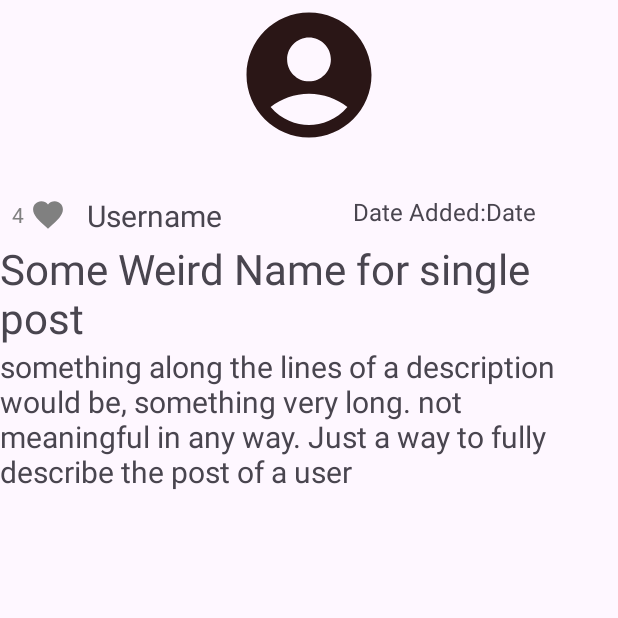
After one commit to Martie1/SpringBoot-AndroidProject, an Android app: the SinglePostActivity screen opened directly, with no data from a screen before it, on a phone screen of 412 x 824 dp, the top half of it. The commit adds this screen. Run offline under Robolectric (Android 15) with nearby library versions, the phone set to English and light mode, and no system bars.

Commit message:
singlepostactivity working, fixed issues with not getting all info from backend.
added activity and layout for single post

```diff
--- a/frontend/app/src/main/AndroidManifest.xml
+++ b/frontend/app/src/main/AndroidManifest.xml
@@ -1,18 +1,23 @@
 <?xml version="1.0" encoding="utf-8"?>
 <manifest xmlns:android="http://schemas.android.com/apk/res/android"
     xmlns:tools="http://schemas.android.com/tools">
+
     <uses-permission android:name="android.permission.INTERNET" />
+
     <application
-        android:networkSecurityConfig="@xml/network_security_config"
         android:allowBackup="true"
         android:dataExtractionRules="@xml/data_extraction_rules"
         android:fullBackupContent="@xml/backup_rules"
         android:icon="@mipmap/ic_launcher"
         android:label="@string/app_name"
+        android:networkSecurityConfig="@xml/network_security_config"
         android:roundIcon="@mipmap/ic_launcher_round"
         android:supportsRtl="true"
         android:theme="@style/Theme.Pwo"
         tools:targetApi="31">
+        <activity
+            android:name=".activities.SinglePostActivity"
+            android:exported="false" />
         <activity
             android:name=".activities.AddPostActivity"
             android:exported="false" />
@@ -37,9 +42,6 @@
                 <category android:name="android.intent.category.LAUNCHER" />
             </intent-filter>
         </activity>
-
     </application>
 
-
-
 </manifest>
--- a/frontend/app/src/main/java/com/example/pwo/activities/PostActivity.java
+++ b/frontend/app/src/main/java/com/example/pwo/activities/PostActivity.java
@@ -11,6 +11,7 @@ import androidx.appcompat.app.AppCompatActivity;
 import androidx.core.graphics.Insets;
 import androidx.core.view.ViewCompat;
 import androidx.core.view.WindowInsetsCompat;
+import androidx.recyclerview.widget.DividerItemDecoration;
 import androidx.recyclerview.widget.LinearLayoutManager;
 import androidx.recyclerview.widget.RecyclerView;
 
@@ -48,7 +49,6 @@ public class PostActivity extends AppCompatActivity implements PostAdapter.OnIte
         Intent intent = getIntent();
         if(intent.hasExtra("roomId")) {
             int roomId = intent.getIntExtra("roomId", 1);
-            recyclerView = findViewById(R.id.recyclerView);
             fetchPosts(roomId);
         }
         else {
@@ -65,9 +65,10 @@ public class PostActivity extends AppCompatActivity implements PostAdapter.OnIte
 
     @Override
     public void onItemClick(Post post) {
-        /*Intent intent = new Intent(PostActivity.this, SinglePostActivity.class);
+        Intent intent = new Intent(PostActivity.this, SinglePostActivity.class);
         intent.putExtra("postId", post.getId());
-        startActivity(intent);*/
+        intent.putExtra("roomId", roomId);
+        startActivity(intent);
     }
 
     @Override
@@ -88,10 +89,13 @@ public class PostActivity extends AppCompatActivity implements PostAdapter.OnIte
             public void onResponse(Call<List<Post>> call, Response<List<Post>> response) {
                 if(response.isSuccessful() && response.body() != null) {
                     posts = response.body();
+                    recyclerView = findViewById(R.id.recyclerView);
 
                     adapter = new PostAdapter(posts, PostActivity.this);
                     recyclerView.setAdapter(adapter);
                     recyclerView.setLayoutManager(new LinearLayoutManager(PostActivity.this));
+                    DividerItemDecoration dividerItemDecoration = new DividerItemDecoration(recyclerView.getContext(), DividerItemDecoration.VERTICAL);
+                    recyclerView.addItemDecoration(dividerItemDecoration);
                     PostAdapter.setOnItemClickListener(PostActivity.this);
                 }else{
                     Log.e("PostActivity", "onResponse: " + response.errorBody());
--- a/frontend/app/src/main/java/com/example/pwo/activities/RoomActivity.java
+++ b/frontend/app/src/main/java/com/example/pwo/activities/RoomActivity.java
@@ -62,8 +62,8 @@ public class RoomActivity extends AppCompatActivity implements RoomAdapter.OnIte
                     rooms = response.body();
                     recyclerView = findViewById(R.id.room_recyclerview);
                     adapter = new RoomAdapter(rooms, RoomActivity.this);
+                    recyclerView.setAdapter(adapter);
                     recyclerView.setLayoutManager(new LinearLayoutManager(RoomActivity.this));
-                    recyclerView.setAdapter(adapter);
 
                     DividerItemDecoration dividerItemDecoration = new DividerItemDecoration(recyclerView.getContext(), DividerItemDecoration.VERTICAL);
                     recyclerView.addItemDecoration(dividerItemDecoration);
--- /dev/null
+++ b/frontend/app/src/main/java/com/example/pwo/activities/SinglePostActivity.java
@@ -0,0 +1,95 @@
+package com.example.pwo.activities;
+
+import android.content.Intent;
+import android.os.Bundle;
+import android.util.Log;
+import android.widget.CompoundButton;
+import android.widget.ImageView;
+import android.widget.TextView;
+
+import androidx.activity.EdgeToEdge;
+import androidx.appcompat.app.AppCompatActivity;
+import androidx.core.graphics.Insets;
+import androidx.core.view.ViewCompat;
+import androidx.core.view.WindowInsetsCompat;
+
+import com.example.pwo.R;
+import com.example.pwo.classes.Post;
+import com.example.pwo.network.ApiClient;
+
+import retrofit2.Call;
+import retrofit2.Callback;
+import retrofit2.Response;
+
+public class SinglePostActivity extends AppCompatActivity {
+
+    private Post post;
+    private TextView tvUsername;
+    private TextView tvTitle;
+    private TextView tvDescription;
+    private TextView tvCreatedAt;
+    private CompoundButton tvLikes;
+    private int likes = 0;
+    private ImageView ivRoomImage;
+    @Override
+    protected void onCreate(Bundle savedInstanceState) {
+        super.onCreate(savedInstanceState);
+        EdgeToEdge.enable(this);
+        setContentView(R.layout.activity_single_post);
+        ViewCompat.setOnApplyWindowInsetsListener(findViewById(R.id.main), (v, insets) -> {
+            Insets systemBars = insets.getInsets(WindowInsetsCompat.Type.systemBars());
+            v.setPadding(systemBars.left, systemBars.top, systemBars.right, systemBars.bottom);
+            return insets;
+        });
+
+        tvUsername = findViewById(R.id.tvUsername);
+        tvTitle = findViewById(R.id.tvTitle);
+        tvDescription = findViewById(R.id.tvDescription);
+        tvCreatedAt = findViewById(R.id.tvDate);
+        tvLikes = findViewById(R.id.cbLike);
+        ivRoomImage = findViewById(R.id.ivRoomImage);
+
+        Intent intent = getIntent();
+        if(intent.hasExtra("postId")) {
+            int postId = intent.getIntExtra("postId", 1);
+            fetchPost(postId);
+        }
+        tvLikes.setOnCheckedChangeListener((buttonView, isChecked) -> {
+            if(isChecked) {
+                likes += 1;
+                post.setLikes(likes);
+                buttonView.setText(String.valueOf(likes));
+            }else{
+                likes -= 1;
+                post.setLikes(likes);
+                buttonView.setText(String.valueOf(likes));
+            }
+        });
+    }
+
+    private void fetchPost(int postId) {
+        ApiClient.getInstance().getApiService().getPost(postId).enqueue(new Callback<Post>() {
+            @Override
+            public void onResponse(Call<Post> call, Response<Post> response) {
+                if(response.isSuccessful()) {
+                    post = response.body();
+
+                    tvUsername.setText(post.getUsername());
+                    tvTitle.setText(post.getName());
+                    tvDescription.setText(post.getDescription());
+                    tvCreatedAt.setText(post.getCreatedAt().toString());
+                    likes = post.getLikes();
+                    tvLikes.setText(String.valueOf(likes));
+                }
+                else {
+                    Log.e("SinglePostActivity", "Failed to fetch post with id: " + postId);
+                }
+            }
+
+            @Override
+            public void onFailure(Call<Post> call, Throwable t) {
+                Log.e("SinglePostActivity", "Failed to fetch post with id: " + postId);
+            }
+        });
+    }
+}
--- a/frontend/app/src/main/java/com/example/pwo/network/ApiService.java
+++ b/frontend/app/src/main/java/com/example/pwo/network/ApiService.java
@@ -22,9 +22,12 @@ public interface ApiService {
     @POST("auth/login")
     Call<AuthResponse> login(@Body LoginRequest loginRequest);
 
-    @GET("rooms")
+    @GET("api/rooms")
     Call<List<Room>> getRooms();
 
     @GET("/api/posts/room/{id}")
     Call<List<Post>> getPosts(@Path("id") int id);
+
+    @GET("/api/posts/{id}")
+    Call<Post> getPost(@Path("id") int id);
 }
--- /dev/null
+++ b/frontend/app/src/main/res/layout/activity_single_post.xml
@@ -0,0 +1,97 @@
+<?xml version="1.0" encoding="utf-8"?>
+<RelativeLayout xmlns:android="http://schemas.android.com/apk/res/android"
+    xmlns:app="http://schemas.android.com/apk/res-auto"
+    xmlns:tools="http://schemas.android.com/tools"
+    android:id="@+id/main"
+    android:layout_width="match_parent"
+    android:layout_height="match_parent"
+    tools:context=".activities.SinglePostActivity">
+
+    <ImageView
+        android:id="@+id/ivRoomImage"
+        android:layout_width="312dp"
+        android:layout_height="100dp"
+        android:layout_alignParentStart="true"
+        android:layout_alignParentTop="true"
+        android:layout_alignParentEnd="true"
+        android:layout_marginStart="50dp"
+        android:layout_marginTop="0dp"
+        android:layout_marginEnd="50dp"
+        app:srcCompat="@drawable/ic_profile" />
+
+    <TextView
+        android:id="@+id/tvDate"
+        android:layout_width="68dp"
+        android:layout_height="wrap_content"
+        android:layout_below="@+id/ivRoomImage"
+        android:layout_alignParentEnd="true"
+        android:layout_marginTop="30dp"
+        android:layout_marginEnd="20dp"
+        android:text="Date"
+        android:textSize="16sp" />
+
+    <TextView
+        android:id="@+id/dateAdded"
+        android:layout_width="wrap_content"
+        android:layout_height="wrap_content"
+        android:layout_below="@+id/ivRoomImage"
+        android:layout_marginTop="30dp"
+        android:layout_marginEnd="0dp"
+        android:layout_toStartOf="@+id/tvDate"
+        android:text="Date Added:"
+        android:textSize="16sp" />
+
+    <TextView
+        android:id="@+id/tvUsername"
+        android:layout_width="wrap_content"
+        android:layout_height="wrap_content"
+        android:layout_below="@+id/ivRoomImage"
+        android:layout_marginStart="10dp"
+        android:layout_marginTop="30dp"
+        android:layout_toEndOf="@+id/cbLike"
+        android:text="Username"
+        android:textSize="20sp" />
+
+    <TextView
+        android:id="@+id/tvTitle"
+        android:layout_width="wrap_content"
+        android:layout_height="wrap_content"
+        android:layout_below="@+id/ivRoomImage"
+        android:layout_alignParentStart="true"
+        android:layout_alignParentEnd="true"
+        android:layout_marginStart="0dp"
+        android:layout_marginTop="60dp"
+        android:layout_marginEnd="0dp"
+        android:text="Some Weird Name for single post"
+        android:textSize="28sp" />
+
+    <TextView
+        android:id="@+id/tvDescription"
+        android:layout_width="wrap_content"
+        android:layout_height="wrap_content"
+        android:layout_below="@+id/tvTitle"
+        android:layout_alignParentStart="true"
+        android:layout_alignParentEnd="true"
+        android:layout_marginStart="0dp"
+        android:layout_marginTop="0dp"
+        android:layout_marginEnd="0dp"
+        android:text="something along the lines of a description would be, something very long. not meaningful in any way. Just a way to fully describe the post of a user"
+        android:textSize="20sp" />
+
+    <com.google.android.material.checkbox.MaterialCheckBox
+        android:id="@+id/cbLike"
+        android:layout_width="wrap_content"
+        android:layout_height="32dp"
+        android:layout_below="@+id/ivRoomImage"
+        android:layout_marginTop="27dp"
+        android:layout_marginEnd="0dp"
+        android:button="@null"
+        android:checked="false"
+        android:drawableEnd="@drawable/heart_selector"
+        android:elevation="1dp"
+        android:gravity="end|center"
+        android:stateListAnimator="@animator/scale"
+        android:text="4"
+        android:textAlignment="viewEnd"
+        android:textColor="@color/color_grey" />
+</RelativeLayout>
```
